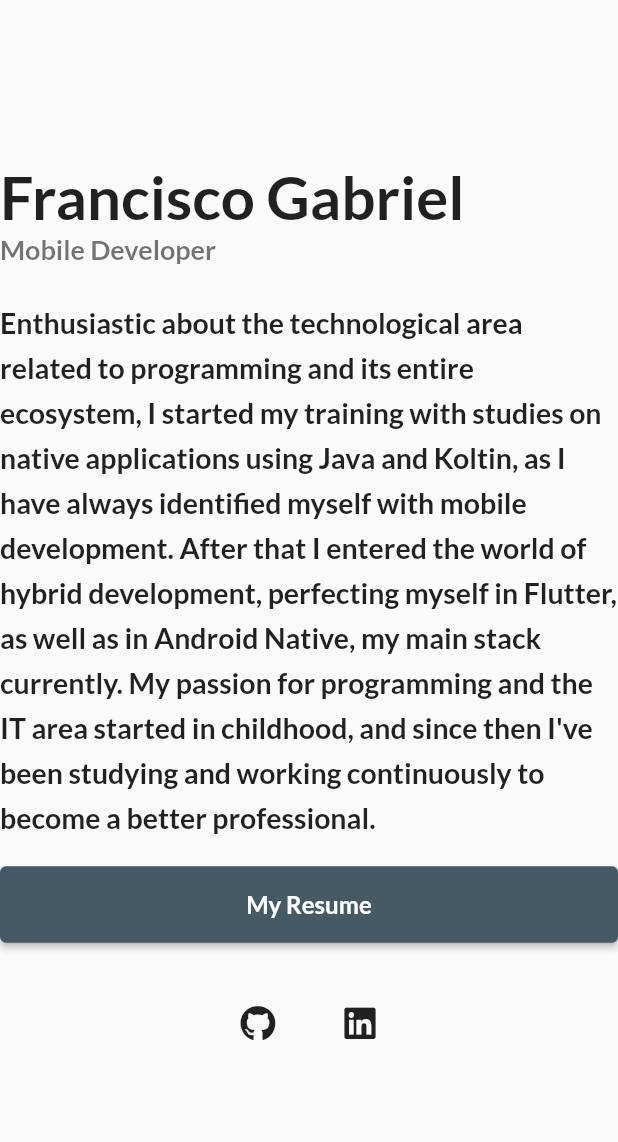
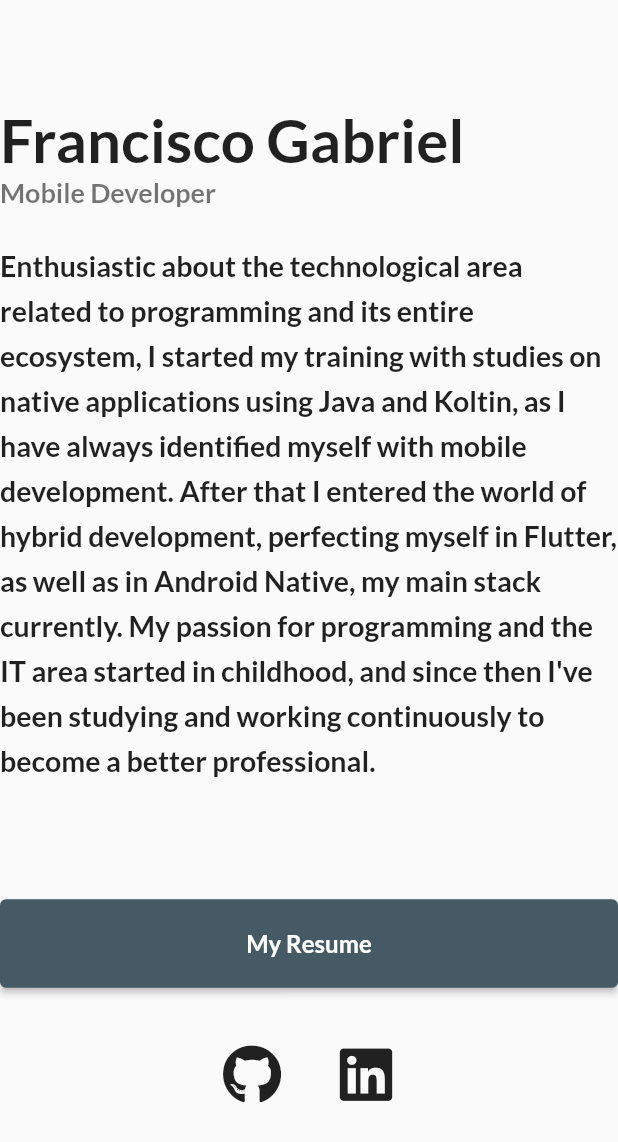
Before and after one commit to Franciscof11/Portfolio_Flutter_Web, a Flutter app: the ProfileDetailsSection widget shown alone on an empty page, opened directly, on a phone screen of 412 x 824 dp. Shown: the top 1142 px of the screen. Run offline on Flutter 3.47's test engine with Material 2 defaults, Android fonts, the phone set to English and light mode, and no system bars; our stand-ins replace animated_text_kit, font_awesome_flutter, google_fonts, percent_indicator, shimmer.

Commit message:
refactor : Profile Details Page

```diff
--- a/lib/Custom Things/profile_details_section.dart
+++ b/lib/Custom Things/profile_details_section.dart
@@ -46,12 +46,11 @@ class ProfileDetailsSection extends StatelessWidget {
               fontWeight: FontWeight.bold,
             ),
           ),
-          SizedBox(
-            height: 20,
-          ),
+          SizedBox(height: 80),
           ElevatedButton(
             style: ButtonStyle(
-              padding: MaterialStateProperty.all(EdgeInsets.all(16)),
+              padding: MaterialStateProperty.all(
+                  EdgeInsets.symmetric(horizontal: 40, vertical: 20)),
               backgroundColor: MaterialStateProperty.all(
                 Colors.blueGrey[700],
               ),
@@ -81,6 +80,7 @@ class ProfileDetailsSection extends StatelessWidget {
                         await MyUrl.launchURL(button["url"]);
                       },
                       color: Colors.black87,
+                      iconSize: 40,
                       icon: Icon(
                         button["icon"],
                       ),
```
